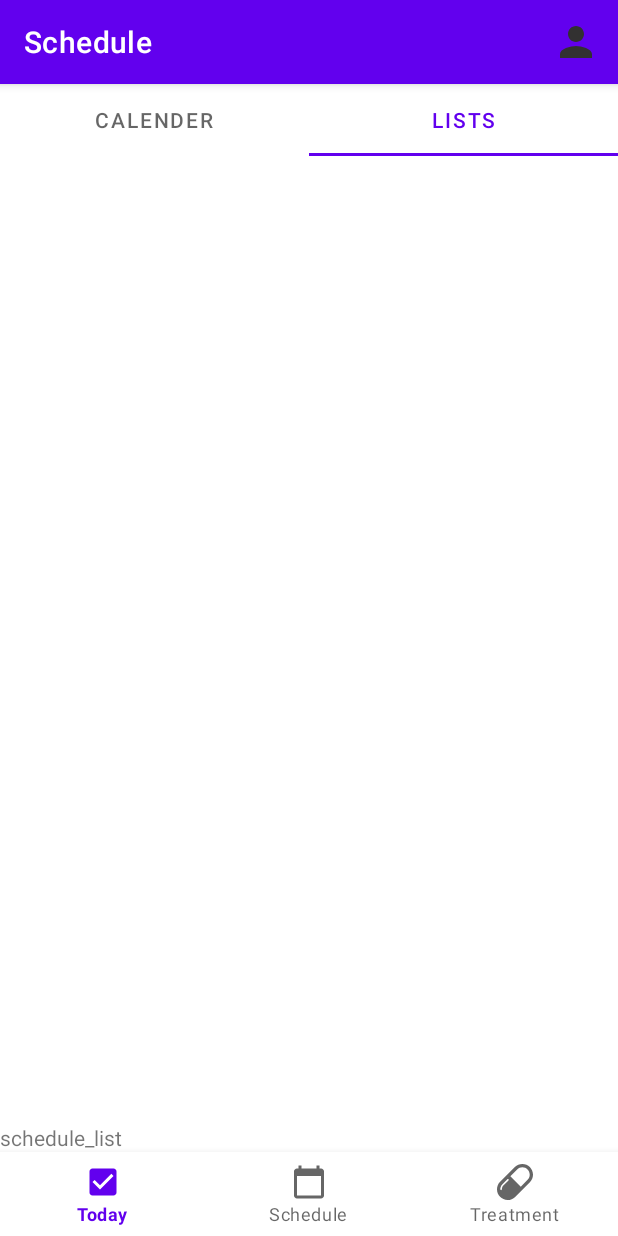
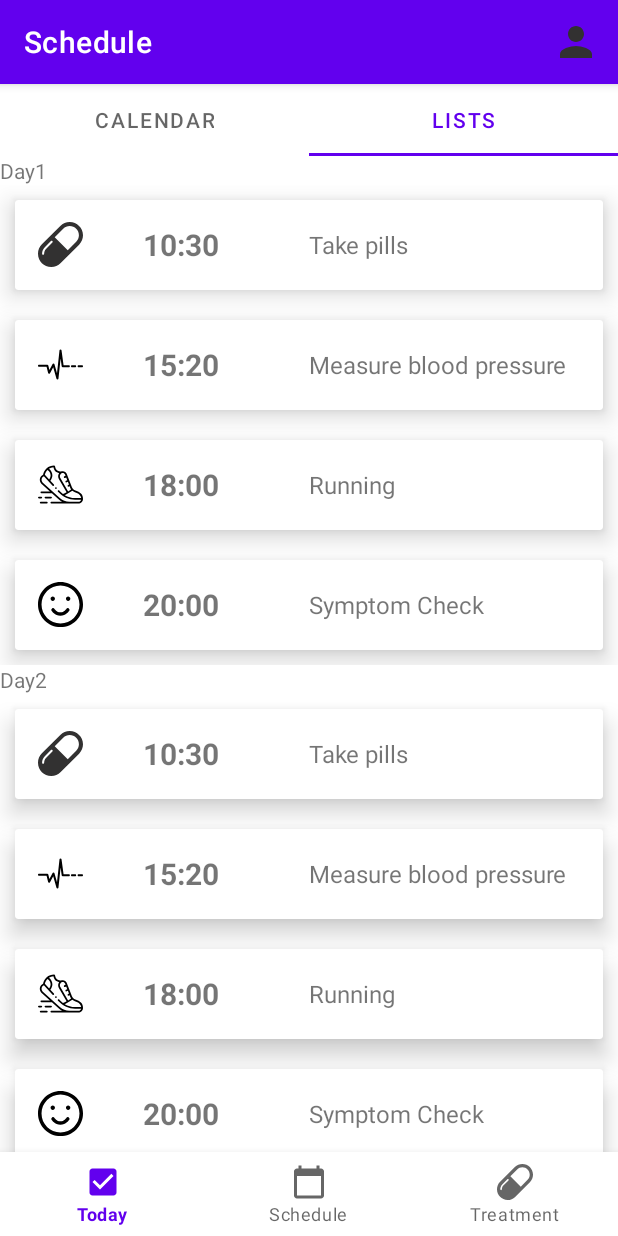
Before and after one commit to joaodiogo10/IHC_Project, an Android app: the Schedule screen opened through its navigation route, tab 2 chosen, on a phone screen of 412 x 824 dp. Run offline under Robolectric (Android 15) with nearby library versions, the phone set to English and light mode, and no system bars; our stand-ins replace navigation-ui.

Commit message:
Schedule daily tasks list added

```diff
--- /dev/null
+++ b/app/src/main/java/com/example/app/adapters/ScheduleListDaysAdapter.java
@@ -0,0 +1,68 @@
+package com.example.app.adapters;
+
+import android.app.Activity;
+import android.content.Context;
+import android.view.LayoutInflater;
+import android.view.View;
+import android.view.ViewGroup;
+import android.widget.TextView;
+
+import androidx.annotation.NonNull;
+import androidx.fragment.app.Fragment;
+import androidx.fragment.app.FragmentActivity;
+import androidx.recyclerview.widget.LinearLayoutManager;
+import androidx.recyclerview.widget.RecyclerView;
+
+import com.example.app.R;
+import com.example.app.classesAna.Task;
+
+import java.util.ArrayList;
+
+
+public class ScheduleListDaysAdapter extends RecyclerView.Adapter<ScheduleListDaysAdapter.ViewHolder> {
+    ArrayList<String> listDays;
+    ArrayList<ArrayList<Task>> dailyTasks;
+    Context context;
+
+    public ScheduleListDaysAdapter(Context context, ArrayList<String> listDays, ArrayList<ArrayList<Task>> dailyTasks) {
+        this.listDays = listDays;
+        this.context = context;
+        this.dailyTasks = dailyTasks;
+    }
+
+    @NonNull
+    @Override
+    public ViewHolder onCreateViewHolder(@NonNull ViewGroup parent, int viewType) {
+        View view = LayoutInflater.from(parent.getContext())
+                .inflate(R.layout.recycler_item_schedule_daily_tasks, parent, false);
+        return new ViewHolder(view);
+    }
+
+    @Override
+    public void onBindViewHolder(@NonNull ScheduleListDaysAdapter.ViewHolder holder, int position) {
+        holder.day.setText(listDays.get(position));
+
+        //Initialize inner recycler
+        TasksRecViewAdapter dailyAdapter = new TasksRecViewAdapter(context);
+        dailyAdapter.setTasks(dailyTasks.get(position));
+        LinearLayoutManager layoutManager = new LinearLayoutManager(context);
+        holder.rvDailyTasks.setLayoutManager(layoutManager);
+        holder.rvDailyTasks.setAdapter(dailyAdapter);
+    }
+
+    @Override
+    public int getItemCount() {
+        return listDays.size();
+    }
+
+    public class ViewHolder extends RecyclerView.ViewHolder {
+        TextView day;
+        RecyclerView rvDailyTasks;
+
+        public ViewHolder(@NonNull View itemView) {
+            super(itemView);
+            day = itemView.findViewById(R.id.day);
+            rvDailyTasks = itemView.findViewById(R.id.rvTasks);
+        }
+    }
+}
--- a/app/src/main/java/com/example/app/fragments/Schedule.java
+++ b/app/src/main/java/com/example/app/fragments/Schedule.java
@@ -29,7 +29,7 @@ public class Schedule extends Fragment {
 
     @Override
     public void onViewCreated(@NonNull View view, @Nullable Bundle savedInstanceState) {
-        ScheduleCalender calenderFrag = new ScheduleCalender();
+        ScheduleCalendar calenderFrag = new ScheduleCalendar();
         ScheduleLists listsFrag = new ScheduleLists();
 
         FragmentTransaction transaction = getChildFragmentManager().beginTransaction();
--- a/app/src/main/java/com/example/app/fragments/ScheduleCalender.java
+++ b/app/src/main/java/com/example/app/fragments/ScheduleCalendar.java
@@ -16,11 +16,11 @@ import com.example.app.R;
  * create an instance of this fragment.
  */
 
-public class ScheduleCalender extends Fragment {
+public class ScheduleCalendar extends Fragment {
     @Override
     public View onCreateView(LayoutInflater inflater, ViewGroup container,
                              Bundle savedInstanceState) {
         // Inflate the layout for this fragment
-        return inflater.inflate(R.layout.fragment_schedule_calender, container, false);
+        return inflater.inflate(R.layout.fragment_schedule_calendar, container, false);
     }
 }
--- a/app/src/main/java/com/example/app/fragments/ScheduleLists.java
+++ b/app/src/main/java/com/example/app/fragments/ScheduleLists.java
@@ -2,13 +2,25 @@ package com.example.app.fragments;
 
 import android.os.Bundle;
 
+import androidx.annotation.NonNull;
+import androidx.annotation.Nullable;
 import androidx.fragment.app.Fragment;
+import androidx.recyclerview.widget.LinearLayoutManager;
+import androidx.recyclerview.widget.RecyclerView;
 
 import android.view.LayoutInflater;
 import android.view.View;
 import android.view.ViewGroup;
 
 import com.example.app.R;
+import com.example.app.activities.MainActivity;
+import com.example.app.adapters.ScheduleListDaysAdapter;
+import com.example.app.classesAna.MedicationTask;
+import com.example.app.classesAna.Task;
+
+import org.jetbrains.annotations.NotNull;
+
+import java.util.ArrayList;
 
 /**
  * A simple {@link Fragment} subclass.
@@ -17,10 +29,40 @@ import com.example.app.R;
  */
 public class ScheduleLists extends Fragment {
 
+    RecyclerView dailyTasksRecycler;
+    ArrayList<String> days;
+    ArrayList<ArrayList<Task>> dailyTasks;
+    ScheduleListDaysAdapter listDaysAdapter;
+    LinearLayoutManager dailyTasksLayoutManager;
+
     @Override
     public View onCreateView(LayoutInflater inflater, ViewGroup container,
                              Bundle savedInstanceState) {
         // Inflate the layout for this fragment
         return inflater.inflate(R.layout.fragment_schedule_lists, container, false);
     }
+
+    @Override
+    public void onViewCreated(@NonNull @NotNull View view, @Nullable @org.jetbrains.annotations.Nullable Bundle savedInstanceState) {
+        dailyTasks = new ArrayList<ArrayList<Task>>();
+        days = new ArrayList<>();
+        dailyTasksRecycler = view.findViewById(R.id.rvDaysList);
+
+        days = new ArrayList<>();
+        for(int i=1; i<= 10; i++) {
+            days.add("Day" + i);
+            ArrayList<Task> dailyTask = new ArrayList<>();
+            dailyTask.add(new MedicationTask("Medication","Take pills", i + "/05/2021","10:30", "Ben-u-ron", 1));
+            dailyTask.add(new Task("Measurement","Measure blood pressure",i + "/05/2021", "15:20"));
+            dailyTask.add(new Task("Activity","Running",i + "/05/2021", "18:00"));
+            dailyTask.add(new Task("Symptom Check","Symptom Check",i + "/05/2021", "20:00"));
+            dailyTasks.add(dailyTask);
+        }
+        listDaysAdapter = new ScheduleListDaysAdapter(getContext(), days, dailyTasks);
+        dailyTasksLayoutManager = new LinearLayoutManager(getContext());
+        dailyTasksRecycler.setLayoutManager(dailyTasksLayoutManager);
+        dailyTasksRecycler.setAdapter(listDaysAdapter);
+
+        super.onViewCreated(view, savedInstanceState);
+    }
 }
--- a/app/src/main/res/layout/fragment_schedule.xml
+++ b/app/src/main/res/layout/fragment_schedule.xml
@@ -16,12 +16,12 @@
         <com.google.android.material.tabs.TabItem
             android:layout_width="wrap_content"
             android:layout_height="wrap_content"
-            android:text="Calender" />
+            android:text="@string/calendar" />
 
         <com.google.android.material.tabs.TabItem
             android:layout_width="wrap_content"
             android:layout_height="wrap_content"
-            android:text="Lists" />
+            android:text="@string/lists" />
     </com.google.android.material.tabs.TabLayout>
 
     <FrameLayout
@@ -29,6 +29,6 @@
         android:layout_width="match_parent"
         android:layout_height="0dp"
         app:layout_constraintBottom_toBottomOf="parent"
-        app:layout_constraintTop_toBottomOf="@+id/buttonsLayout"
+        app:layout_constraintTop_toBottomOf="@+id/tabLayout"
         tools:layout_editor_absoluteX="-16dp" />
 </androidx.constraintlayout.widget.ConstraintLayout>
--- /dev/null
+++ b/app/src/main/res/layout/fragment_schedule_calendar.xml
@@ -0,0 +1,16 @@
+<?xml version="1.0" encoding="utf-8"?>
+<androidx.constraintlayout.widget.ConstraintLayout xmlns:android="http://schemas.android.com/apk/res/android"
+    xmlns:app="http://schemas.android.com/apk/res-auto"
+    xmlns:tools="http://schemas.android.com/tools"
+    android:layout_width="match_parent"
+    android:layout_height="match_parent"
+    tools:context=".fragments.ScheduleCalendar">
+
+    <TextView
+        android:layout_width="wrap_content"
+        android:layout_height="wrap_content"
+        android:text="schedule_calendar"
+        app:layout_constraintEnd_toEndOf="parent"
+        app:layout_constraintTop_toTopOf="parent" />
+
+</androidx.constraintlayout.widget.ConstraintLayout>
--- a/app/src/main/res/layout/fragment_schedule_calender.xml
+++ /dev/null
@@ -1,13 +0,0 @@
-<?xml version="1.0" encoding="utf-8"?>
-<FrameLayout xmlns:android="http://schemas.android.com/apk/res/android"
-    xmlns:tools="http://schemas.android.com/tools"
-    android:layout_width="match_parent"
-    android:layout_height="match_parent"
-    tools:context=".fragments.ScheduleCalender">
-
-    <TextView
-        android:layout_width="match_parent"
-        android:layout_height="match_parent"
-        android:text="schedule_calender" />
-
-</FrameLayout>
--- a/app/src/main/res/layout/fragment_schedule_lists.xml
+++ b/app/src/main/res/layout/fragment_schedule_lists.xml
@@ -5,10 +5,10 @@
     android:layout_height="match_parent"
     tools:context=".fragments.ScheduleLists">
 
-    <!-- TODO: Update blank fragment layout -->
-    <TextView
+    <androidx.recyclerview.widget.RecyclerView
+        android:id="@+id/rvDaysList"
         android:layout_width="match_parent"
-        android:layout_height="match_parent"
-        android:text="schedule_list" />
+        android:layout_height="wrap_content"
+        />
 
 </FrameLayout>
--- /dev/null
+++ b/app/src/main/res/layout/recycler_item_schedule_daily_tasks.xml
@@ -0,0 +1,20 @@
+<?xml version="1.0" encoding="utf-8"?>
+<LinearLayout xmlns:android="http://schemas.android.com/apk/res/android"
+    xmlns:app="http://schemas.android.com/apk/res-auto"
+    android:layout_width="match_parent"
+    android:layout_height="wrap_content"
+    android:orientation="vertical">
+
+    <TextView
+        android:id="@+id/day"
+        android:layout_width="match_parent"
+        android:layout_height="wrap_content"
+        android:text="Wednesday, 18/05/2021"
+ />
+
+    <androidx.recyclerview.widget.RecyclerView
+        android:id="@+id/rvTasks"
+        android:layout_width="match_parent"
+        android:layout_height="wrap_content"
+        app:layout_constraintTop_toBottomOf="@+id/textView" />
+</LinearLayout>
--- a/app/src/main/res/values/strings.xml
+++ b/app/src/main/res/values/strings.xml
@@ -21,4 +21,6 @@
 
     <string name="hello_first_fragment">Hello first fragment</string>
     <string name="hello_second_fragment">Hello second fragment. Arg: %1$s</string>
+    <string name="calendar">Calendar</string>
+    <string name="lists">Lists</string>
 </resources>
```
